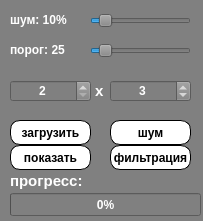
The window that trunk/ii200106/task_01/ui/MainWindow.ui (brstu/GIIS-2023) describes before a commit, drawn with Qt 5.
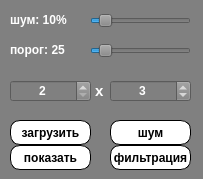
The same window after the commit.

```diff
--- a/trunk/ii200106/task_01/ui/MainWindow.ui
+++ b/trunk/ii200106/task_01/ui/MainWindow.ui
@@ -7,7 +7,7 @@
     <x>0</x>
     <y>0</y>
     <width>203</width>
-    <height>221</height>
+    <height>179</height>
    </rect>
   </property>
   <property name="sizePolicy">
@@ -251,39 +251,6 @@
     <string>шум: 10%</string>
    </property>
   </widget>
-  <widget class="QProgressBar" name="progressBar">
-   <property name="geometry">
-    <rect>
-     <x>10</x>
-     <y>193</y>
-     <width>191</width>
-     <height>23</height>
-    </rect>
-   </property>
-   <property name="value">
-    <number>0</number>
-   </property>
-  </widget>
-  <widget class="QLabel" name="label_2">
-   <property name="geometry">
-    <rect>
-     <x>10</x>
-     <y>170</y>
-     <width>111</width>
-     <height>21</height>
-    </rect>
-   </property>
-   <property name="font">
-    <font>
-     <pointsize>11</pointsize>
-     <weight>75</weight>
-     <bold>true</bold>
-    </font>
-   </property>
-   <property name="text">
-    <string>прогресс:</string>
-   </property>
-  </widget>
  </widget>
  <resources/>
  <connections/>
```
